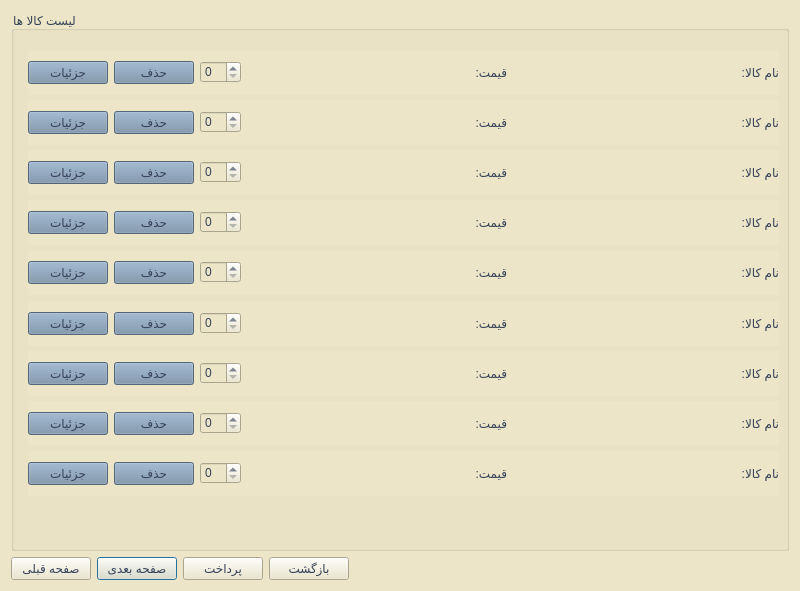
The window that Project_Ap/cart.ui (AP-projects-4001/metagoofill) describes before a commit, drawn with Qt 5.
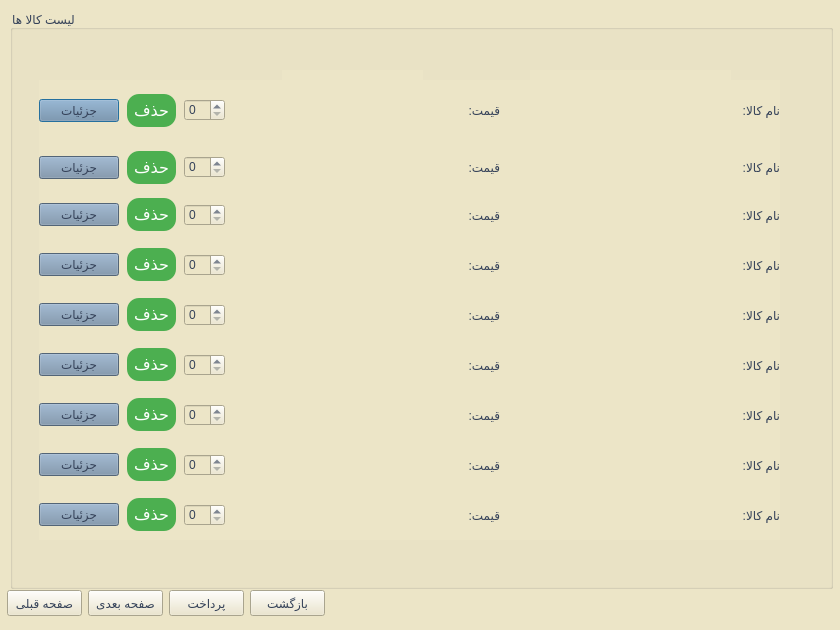
The same window after the commit.

Commit message: adding functions for show in cart

Diff of the .ui file:
```diff
--- a/Project_Ap/cart.ui
+++ b/Project_Ap/cart.ui
@@ -6,8 +6,8 @@
    <rect>
     <x>0</x>
     <y>0</y>
-    <width>800</width>
-    <height>591</height>
+    <width>840</width>
+    <height>630</height>
    </rect>
   </property>
   <property name="windowTitle">
@@ -17,48 +17,15 @@
    <string notr="true">background-color: rgb(236, 229, 199);
 </string>
   </property>
-  <layout class="QGridLayout" name="gridLayout">
-   <item row="1" column="4">
-    <spacer name="horizontalSpacer">
-     <property name="orientation">
-      <enum>Qt::Horizontal</enum>
-     </property>
-     <property name="sizeHint" stdset="0">
-      <size>
-       <width>361</width>
-       <height>20</height>
-      </size>
-     </property>
-    </spacer>
-   </item>
-   <item row="1" column="1">
-    <widget class="QPushButton" name="pushButton_next">
-     <property name="styleSheet">
-      <string notr="true">font: 12pt &quot;Lalezar&quot;;
-color: rgb(53, 66, 89);
-background-color: rgb(236, 229, 199);
-</string>
-     </property>
-     <property name="text">
-      <string>صفحه بعدی</string>
-     </property>
-    </widget>
-   </item>
-   <item row="1" column="0">
-    <widget class="QPushButton" name="pushButton_prev">
-     <property name="styleSheet">
-      <string notr="true">font: 12pt &quot;Lalezar&quot;;
-color: rgb(53, 66, 89);
-background-color: rgb(236, 229, 199);
-</string>
-     </property>
-     <property name="text">
-      <string>صفحه قبلی</string>
-     </property>
-    </widget>
-   </item>
-   <item row="0" column="0" colspan="5">
     <widget class="QGroupBox" name="groupBox">
+   <property name="geometry">
+    <rect>
+     <x>10</x>
+     <y>10</y>
+     <width>823</width>
+     <height>579</height>
+    </rect>
+   </property>
      <property name="styleSheet">
       <string notr="true">font: 10pt &quot;Lalezar&quot;;
 color: rgb(53, 66, 89);</string>
@@ -69,8 +36,8 @@
      <widget class="QLabel" name="label_type_8">
       <property name="geometry">
        <rect>
-        <x>508</x>
-        <y>450</y>
+      <x>520</x>
+      <y>460</y>
         <width>201</width>
         <height>24</height>
        </rect>
@@ -82,8 +49,8 @@
      <widget class="QLabel" name="label_type_0">
       <property name="geometry">
        <rect>
-        <x>508</x>
-        <y>50</y>
+      <x>520</x>
+      <y>60</y>
         <width>201</width>
         <height>24</height>
        </rect>
@@ -95,8 +62,8 @@
      <widget class="QLabel" name="label_type_1">
       <property name="geometry">
        <rect>
-        <x>508</x>
-        <y>100</y>
+      <x>520</x>
+      <y>110</y>
         <width>201</width>
         <height>24</height>
        </rect>
@@ -108,8 +75,8 @@
      <widget class="QLabel" name="label_type_2">
       <property name="geometry">
        <rect>
-        <x>508</x>
-        <y>150</y>
+      <x>520</x>
+      <y>160</y>
         <width>201</width>
         <height>24</height>
        </rect>
@@ -121,8 +88,8 @@
      <widget class="QLabel" name="label_type_3">
       <property name="geometry">
        <rect>
-        <x>508</x>
-        <y>200</y>
+      <x>520</x>
+      <y>210</y>
         <width>201</width>
         <height>24</height>
        </rect>
@@ -134,8 +101,8 @@
      <widget class="QLabel" name="label_type_4">
       <property name="geometry">
        <rect>
-        <x>508</x>
-        <y>250</y>
+      <x>520</x>
+      <y>260</y>
         <width>201</width>
         <height>24</height>
        </rect>
@@ -147,8 +114,8 @@
      <widget class="QLabel" name="label_type_5">
       <property name="geometry">
        <rect>
-        <x>508</x>
-        <y>300</y>
+      <x>520</x>
+      <y>310</y>
         <width>201</width>
         <height>24</height>
        </rect>
@@ -160,8 +127,8 @@
      <widget class="QLabel" name="label_type_6">
       <property name="geometry">
        <rect>
-        <x>508</x>
-        <y>350</y>
+      <x>520</x>
+      <y>360</y>
         <width>201</width>
         <height>24</height>
        </rect>
@@ -173,8 +140,8 @@
      <widget class="QLabel" name="label_type_7">
       <property name="geometry">
        <rect>
-        <x>508</x>
-        <y>400</y>
+      <x>520</x>
+      <y>410</y>
         <width>201</width>
         <height>24</height>
        </rect>
@@ -186,8 +153,8 @@
      <widget class="QLabel" name="label_price_0">
       <property name="geometry">
        <rect>
-        <x>260</x>
-        <y>50</y>
+      <x>272</x>
+      <y>60</y>
         <width>141</width>
         <height>24</height>
        </rect>
@@ -199,8 +166,8 @@
      <widget class="QLabel" name="label_price_1">
       <property name="geometry">
        <rect>
-        <x>260</x>
-        <y>100</y>
+      <x>272</x>
+      <y>110</y>
         <width>141</width>
         <height>24</height>
        </rect>
@@ -212,8 +179,8 @@
      <widget class="QLabel" name="label_price_2">
       <property name="geometry">
        <rect>
-        <x>260</x>
-        <y>150</y>
+      <x>272</x>
+      <y>160</y>
         <width>141</width>
         <height>24</height>
        </rect>
@@ -225,8 +192,8 @@
      <widget class="QLabel" name="label_price_4">
       <property name="geometry">
        <rect>
-        <x>260</x>
-        <y>250</y>
+      <x>272</x>
+      <y>260</y>
         <width>141</width>
         <height>24</height>
        </rect>
@@ -238,8 +205,8 @@
      <widget class="QLabel" name="label_price_5">
       <property name="geometry">
        <rect>
-        <x>260</x>
-        <y>300</y>
+      <x>272</x>
+      <y>310</y>
         <width>141</width>
         <height>24</height>
        </rect>
@@ -251,8 +218,8 @@
      <widget class="QLabel" name="label_price_6">
       <property name="geometry">
        <rect>
-        <x>260</x>
-        <y>350</y>
+      <x>272</x>
+      <y>360</y>
         <width>141</width>
         <height>24</height>
        </rect>
@@ -264,8 +231,8 @@
      <widget class="QLabel" name="label_price_7">
       <property name="geometry">
        <rect>
-        <x>260</x>
-        <y>400</y>
+      <x>272</x>
+      <y>410</y>
         <width>141</width>
         <height>24</height>
        </rect>
@@ -277,8 +244,8 @@
      <widget class="QLabel" name="label_price_8">
       <property name="geometry">
        <rect>
-        <x>260</x>
-        <y>450</y>
+      <x>272</x>
+      <y>460</y>
         <width>141</width>
         <height>24</height>
        </rect>
@@ -287,13 +254,13 @@
        <string/>
       </property>
      </widget>
-     <widget class="QWidget" name="">
+   <widget class="QWidget" name="layoutWidget">
       <property name="geometry">
        <rect>
-        <x>17</x>
-        <y>39</y>
-        <width>751</width>
-        <height>45</height>
+      <x>29</x>
+      <y>70</y>
+      <width>741</width>
+      <height>61</height>
        </rect>
       </property>
       <layout class="QHBoxLayout" name="horizontalLayout">
@@ -310,7 +277,17 @@
        <item>
         <widget class="QPushButton" name="pushButton_g1_2">
          <property name="styleSheet">
-          <string notr="true">background-color: rgb(116, 141, 166);</string>
+        <string notr="true">background-color: #4CAF50; /* Green */
+border: none;
+color: white;
+padding: 7px;
+text-align: center;
+text-decoration: none;
+display: inline-block;
+font-size: 16px;
+margin: 4px 2px;
+cursor: pointer;
+border-radius: 12px;</string>
          </property>
          <property name="text">
           <string>حذف</string>
@@ -325,9 +302,12 @@
          <property name="orientation">
           <enum>Qt::Horizontal</enum>
          </property>
+       <property name="sizeType">
+        <enum>QSizePolicy::MinimumExpanding</enum>
+       </property>
          <property name="sizeHint" stdset="0">
           <size>
-           <width>40</width>
+         <width>30</width>
            <height>20</height>
           </size>
          </property>
@@ -362,13 +342,13 @@
        </item>
       </layout>
      </widget>
-     <widget class="QWidget" name="">
+   <widget class="QWidget" name="layoutWidget_2">
       <property name="geometry">
        <rect>
-        <x>17</x>
-        <y>89</y>
-        <width>751</width>
-        <height>45</height>
+      <x>29</x>
+      <y>130</y>
+      <width>741</width>
+      <height>55</height>
        </rect>
       </property>
       <layout class="QHBoxLayout" name="horizontalLayout_2">
@@ -385,7 +365,17 @@
        <item>
         <widget class="QPushButton" name="pushButton_g2_2">
          <property name="styleSheet">
-          <string notr="true">background-color: rgb(116, 141, 166);</string>
+        <string notr="true">background-color: #4CAF50; /* Green */
+border: none;
+color: white;
+padding: 7px;
+text-align: center;
+text-decoration: none;
+display: inline-block;
+font-size: 16px;
+margin: 4px 2px;
+cursor: pointer;
+border-radius: 12px;</string>
          </property>
          <property name="text">
           <string>حذف</string>
@@ -437,13 +427,13 @@
        </item>
       </layout>
      </widget>
-     <widget class="QWidget" name="">
+   <widget class="QWidget" name="layoutWidget_3">
       <property name="geometry">
        <rect>
-        <x>17</x>
-        <y>139</y>
-        <width>751</width>
-        <height>45</height>
+      <x>29</x>
+      <y>180</y>
+      <width>741</width>
+      <height>50</height>
        </rect>
       </property>
       <layout class="QHBoxLayout" name="horizontalLayout_3">
@@ -460,7 +450,17 @@
        <item>
         <widget class="QPushButton" name="pushButton_g3_2">
          <property name="styleSheet">
-          <string notr="true">background-color: rgb(116, 141, 166);</string>
+        <string notr="true">background-color: #4CAF50; /* Green */
+border: none;
+color: white;
+padding: 7px;
+text-align: center;
+text-decoration: none;
+display: inline-block;
+font-size: 16px;
+margin: 4px 2px;
+cursor: pointer;
+border-radius: 12px;</string>
          </property>
          <property name="text">
           <string>حذف</string>
@@ -512,13 +512,13 @@
        </item>
       </layout>
      </widget>
-     <widget class="QWidget" name="">
+   <widget class="QWidget" name="layoutWidget_4">
       <property name="geometry">
        <rect>
-        <x>17</x>
-        <y>189</y>
-        <width>751</width>
-        <height>45</height>
+      <x>29</x>
+      <y>230</y>
+      <width>741</width>
+      <height>50</height>
        </rect>
       </property>
       <layout class="QHBoxLayout" name="horizontalLayout_4">
@@ -535,7 +535,17 @@
        <item>
         <widget class="QPushButton" name="pushButton_g4_2">
          <property name="styleSheet">
-          <string notr="true">background-color: rgb(116, 141, 166);</string>
+        <string notr="true">background-color: #4CAF50; /* Green */
+border: none;
+color: white;
+padding: 7px;
+text-align: center;
+text-decoration: none;
+display: inline-block;
+font-size: 16px;
+margin: 4px 2px;
+cursor: pointer;
+border-radius: 12px;</string>
          </property>
          <property name="text">
           <string>حذف</string>
@@ -545,26 +555,6 @@
        <item>
         <widget class="QSpinBox" name="spinBox_4"/>
        </item>
-       <item>
-        <spacer name="horizontalSpacer_9">
-         <property name="orientation">
-          <enum>Qt::Horizontal</enum>
-         </property>
-         <property name="sizeHint" stdset="0">
-          <size>
-           <width>40</width>
-           <height>20</height>
-          </size>
-         </property>
-        </spacer>
-       </item>
-       <item>
-        <widget class="QLabel" name="label_price_13">
-         <property name="text">
-          <string>قیمت:</string>
-         </property>
-        </widget>
-       </item>
        <item>
         <spacer name="horizontalSpacer_8">
          <property name="orientation">
@@ -578,6 +568,26 @@
          </property>
         </spacer>
        </item>
+     <item>
+      <widget class="QLabel" name="label_price_13">
+       <property name="text">
+        <string>قیمت:</string>
+       </property>
+      </widget>
+     </item>
+     <item>
+      <spacer name="horizontalSpacer_9">
+       <property name="orientation">
+        <enum>Qt::Horizontal</enum>
+       </property>
+       <property name="sizeHint" stdset="0">
+        <size>
+         <width>40</width>
+         <height>20</height>
+        </size>
+       </property>
+      </spacer>
+     </item>
        <item>
         <widget class="QLabel" name="label_type_13">
          <property name="text">
@@ -587,13 +597,13 @@
        </item>
       </layout>
      </widget>
-     <widget class="QWidget" name="">
+   <widget class="QWidget" name="layoutWidget_5">
       <property name="geometry">
        <rect>
-        <x>17</x>
-        <y>239</y>
-        <width>751</width>
-        <height>45</height>
+      <x>29</x>
+      <y>280</y>
+      <width>741</width>
+      <height>50</height>
        </rect>
       </property>
       <layout class="QHBoxLayout" name="horizontalLayout_5">
@@ -610,7 +620,17 @@
        <item>
         <widget class="QPushButton" name="pushButton_g5_2">
          <property name="styleSheet">
-          <string notr="true">background-color: rgb(116, 141, 166);</string>
+        <string notr="true">background-color: #4CAF50; /* Green */
+border: none;
+color: white;
+padding: 7px;
+text-align: center;
+text-decoration: none;
+display: inline-block;
+font-size: 16px;
+margin: 4px 2px;
+cursor: pointer;
+border-radius: 12px;</string>
          </property>
          <property name="text">
           <string>حذف</string>
@@ -662,13 +682,13 @@
        </item>
       </layout>
      </widget>
-     <widget class="QWidget" name="">
+   <widget class="QWidget" name="layoutWidget_6">
       <property name="geometry">
        <rect>
-        <x>17</x>
-        <y>290</y>
-        <width>751</width>
-        <height>45</height>
+      <x>29</x>
+      <y>330</y>
+      <width>741</width>
+      <height>50</height>
        </rect>
       </property>
       <layout class="QHBoxLayout" name="horizontalLayout_6">
@@ -685,7 +705,17 @@
        <item>
         <widget class="QPushButton" name="pushButton_g6_2">
          <property name="styleSheet">
-          <string notr="true">background-color: rgb(116, 141, 166);</string>
+        <string notr="true">background-color: #4CAF50; /* Green */
+border: none;
+color: white;
+padding: 7px;
+text-align: center;
+text-decoration: none;
+display: inline-block;
+font-size: 16px;
+margin: 4px 2px;
+cursor: pointer;
+border-radius: 12px;</string>
          </property>
          <property name="text">
           <string>حذف</string>
@@ -737,13 +767,13 @@
        </item>
       </layout>
      </widget>
-     <widget class="QWidget" name="">
+   <widget class="QWidget" name="layoutWidget_7">
       <property name="geometry">
        <rect>
-        <x>17</x>
-        <y>340</y>
-        <width>751</width>
-        <height>45</height>
+      <x>29</x>
+      <y>380</y>
+      <width>741</width>
+      <height>50</height>
        </rect>
       </property>
       <layout class="QHBoxLayout" name="horizontalLayout_7">
@@ -760,7 +790,17 @@
        <item>
         <widget class="QPushButton" name="pushButton_g7_2">
          <property name="styleSheet">
-          <string notr="true">background-color: rgb(116, 141, 166);</string>
+        <string notr="true">background-color: #4CAF50; /* Green */
+border: none;
+color: white;
+padding: 7px;
+text-align: center;
+text-decoration: none;
+display: inline-block;
+font-size: 16px;
+margin: 4px 2px;
+cursor: pointer;
+border-radius: 12px;</string>
          </property>
          <property name="text">
           <string>حذف</string>
@@ -812,13 +852,13 @@
        </item>
       </layout>
      </widget>
-     <widget class="QWidget" name="">
+   <widget class="QWidget" name="layoutWidget_8">
       <property name="geometry">
        <rect>
-        <x>17</x>
-        <y>390</y>
-        <width>751</width>
-        <height>45</height>
+      <x>29</x>
+      <y>430</y>
+      <width>741</width>
+      <height>50</height>
        </rect>
       </property>
       <layout class="QHBoxLayout" name="horizontalLayout_8">
@@ -835,7 +875,17 @@
        <item>
         <widget class="QPushButton" name="pushButton_g8_2">
          <property name="styleSheet">
-          <string notr="true">background-color: rgb(116, 141, 166);</string>
+        <string notr="true">background-color: #4CAF50; /* Green */
+border: none;
+color: white;
+padding: 7px;
+text-align: center;
+text-decoration: none;
+display: inline-block;
+font-size: 16px;
+margin: 4px 2px;
+cursor: pointer;
+border-radius: 12px;</string>
          </property>
          <property name="text">
           <string>حذف</string>
@@ -845,26 +895,6 @@
        <item>
         <widget class="QSpinBox" name="spinBox_8"/>
        </item>
-       <item>
-        <spacer name="horizontalSpacer_17">
-         <property name="orientation">
-          <enum>Qt::Horizontal</enum>
-         </property>
-         <property name="sizeHint" stdset="0">
-          <size>
-           <width>40</width>
-           <height>20</height>
-          </size>
-         </property>
-        </spacer>
-       </item>
-       <item>
-        <widget class="QLabel" name="label_price_17">
-         <property name="text">
-          <string>قیمت:</string>
-         </property>
-        </widget>
-       </item>
        <item>
         <spacer name="horizontalSpacer_16">
          <property name="orientation">
@@ -878,6 +908,26 @@
          </property>
         </spacer>
        </item>
+     <item>
+      <widget class="QLabel" name="label_price_17">
+       <property name="text">
+        <string>قیمت:</string>
+       </property>
+      </widget>
+     </item>
+     <item>
+      <spacer name="horizontalSpacer_17">
+       <property name="orientation">
+        <enum>Qt::Horizontal</enum>
+       </property>
+       <property name="sizeHint" stdset="0">
+        <size>
+         <width>40</width>
+         <height>20</height>
+        </size>
+       </property>
+      </spacer>
+     </item>
        <item>
         <widget class="QLabel" name="label_type_17">
          <property name="text">
@@ -887,13 +937,13 @@
        </item>
       </layout>
      </widget>
-     <widget class="QWidget" name="">
+   <widget class="QWidget" name="layoutWidget_9">
       <property name="geometry">
        <rect>
-        <x>17</x>
-        <y>440</y>
-        <width>751</width>
-        <height>45</height>
+      <x>29</x>
+      <y>480</y>
+      <width>741</width>
+      <height>50</height>
        </rect>
       </property>
       <layout class="QHBoxLayout" name="horizontalLayout_9">
@@ -910,7 +960,17 @@
        <item>
         <widget class="QPushButton" name="pushButton_g9_2">
          <property name="styleSheet">
-          <string notr="true">background-color: rgb(116, 141, 166);</string>
+        <string notr="true">background-color: #4CAF50; /* Green */
+border: none;
+color: white;
+padding: 7px;
+text-align: center;
+text-decoration: none;
+display: inline-block;
+font-size: 16px;
+margin: 4px 2px;
+cursor: pointer;
+border-radius: 12px;</string>
          </property>
          <property name="text">
           <string>حذف</string>
@@ -920,26 +980,6 @@
        <item>
         <widget class="QSpinBox" name="spinBox_9"/>
        </item>
-       <item>
-        <spacer name="horizontalSpacer_19">
-         <property name="orientation">
-          <enum>Qt::Horizontal</enum>
-         </property>
-         <property name="sizeHint" stdset="0">
-          <size>
-           <width>40</width>
-           <height>20</height>
-          </size>
-         </property>
-        </spacer>
-       </item>
-       <item>
-        <widget class="QLabel" name="label_price_18">
-         <property name="text">
-          <string>قیمت:</string>
-         </property>
-        </widget>
-       </item>
        <item>
         <spacer name="horizontalSpacer_18">
          <property name="orientation">
@@ -953,6 +993,26 @@
          </property>
         </spacer>
        </item>
+     <item>
+      <widget class="QLabel" name="label_price_18">
+       <property name="text">
+        <string>قیمت:</string>
+       </property>
+      </widget>
+     </item>
+     <item>
+      <spacer name="horizontalSpacer_19">
+       <property name="orientation">
+        <enum>Qt::Horizontal</enum>
+       </property>
+       <property name="sizeHint" stdset="0">
+        <size>
+         <width>40</width>
+         <height>20</height>
+        </size>
+       </property>
+      </spacer>
+     </item>
        <item>
         <widget class="QLabel" name="label_type_18">
          <property name="text">
@@ -963,9 +1023,53 @@
       </layout>
      </widget>
     </widget>
-   </item>
-   <item row="1" column="2">
+  <widget class="QPushButton" name="pushButton_prev">
+   <property name="geometry">
+    <rect>
+     <x>7</x>
+     <y>590</y>
+     <width>75</width>
+     <height>26</height>
+    </rect>
+   </property>
+   <property name="styleSheet">
+    <string notr="true">font: 12pt &quot;Lalezar&quot;;
+color: rgb(53, 66, 89);
+background-color: rgb(236, 229, 199);
+</string>
+   </property>
+   <property name="text">
+    <string>صفحه قبلی</string>
+   </property>
+  </widget>
+  <widget class="QPushButton" name="pushButton_next">
+   <property name="geometry">
+    <rect>
+     <x>88</x>
+     <y>590</y>
+     <width>75</width>
+     <height>26</height>
+    </rect>
+   </property>
+   <property name="styleSheet">
+    <string notr="true">font: 12pt &quot;Lalezar&quot;;
+color: rgb(53, 66, 89);
+background-color: rgb(236, 229, 199);
+</string>
+   </property>
+   <property name="text">
+    <string>صفحه بعدی</string>
+   </property>
+  </widget>
     <widget class="QPushButton" name="pushButton_filter">
+   <property name="geometry">
+    <rect>
+     <x>169</x>
+     <y>590</y>
+     <width>75</width>
+     <height>26</height>
+    </rect>
+   </property>
      <property name="styleSheet">
       <string notr="true">font: 12pt &quot;Lalezar&quot;;
 color: rgb(53, 66, 89);
@@ -976,9 +1080,15 @@
       <string>پرداخت</string>
      </property>
     </widget>
-   </item>
-   <item row="1" column="3">
     <widget class="QPushButton" name="pushButton_filter_3">
+   <property name="geometry">
+    <rect>
+     <x>250</x>
+     <y>590</y>
+     <width>75</width>
+     <height>26</height>
+    </rect>
+   </property>
      <property name="styleSheet">
       <string notr="true">font: 12pt &quot;Lalezar&quot;;
 color: rgb(53, 66, 89);
@@ -989,8 +1099,6 @@
       <string>بازگشت</string>
      </property>
     </widget>
-   </item>
-  </layout>
  </widget>
  <resources/>
  <connections/>
```
Left out of the diff: 20 changed lines with no effect on the pictures. Lines whose indentation alone changed are shown as unchanged. The commit also changes 10 other files.
